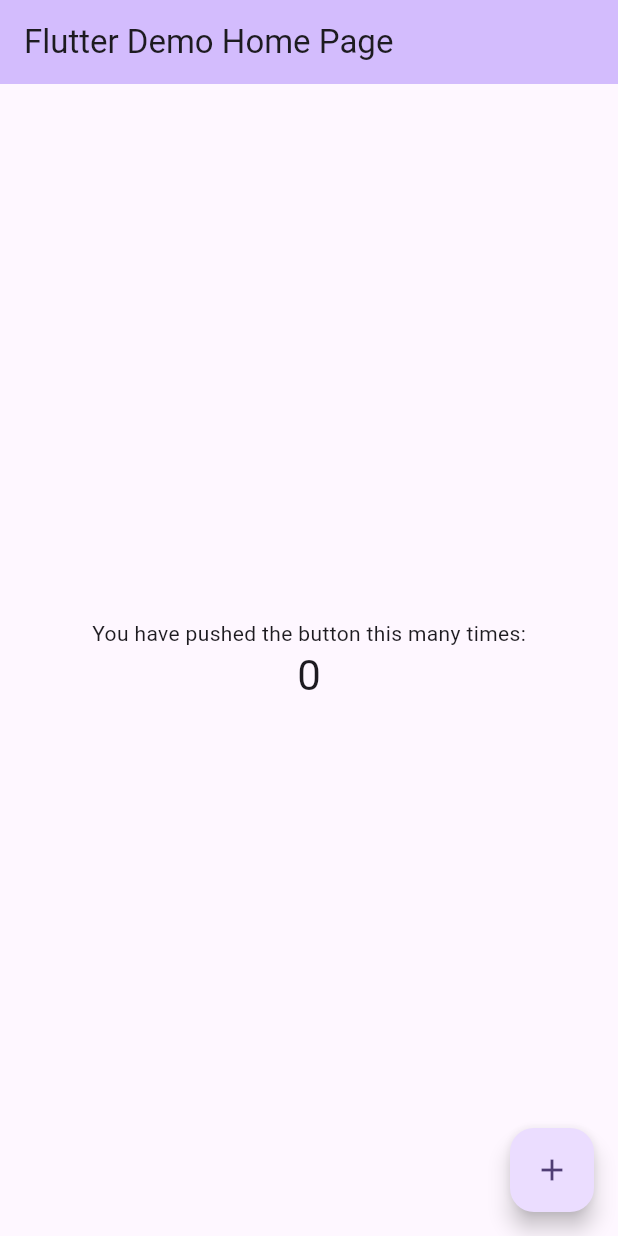
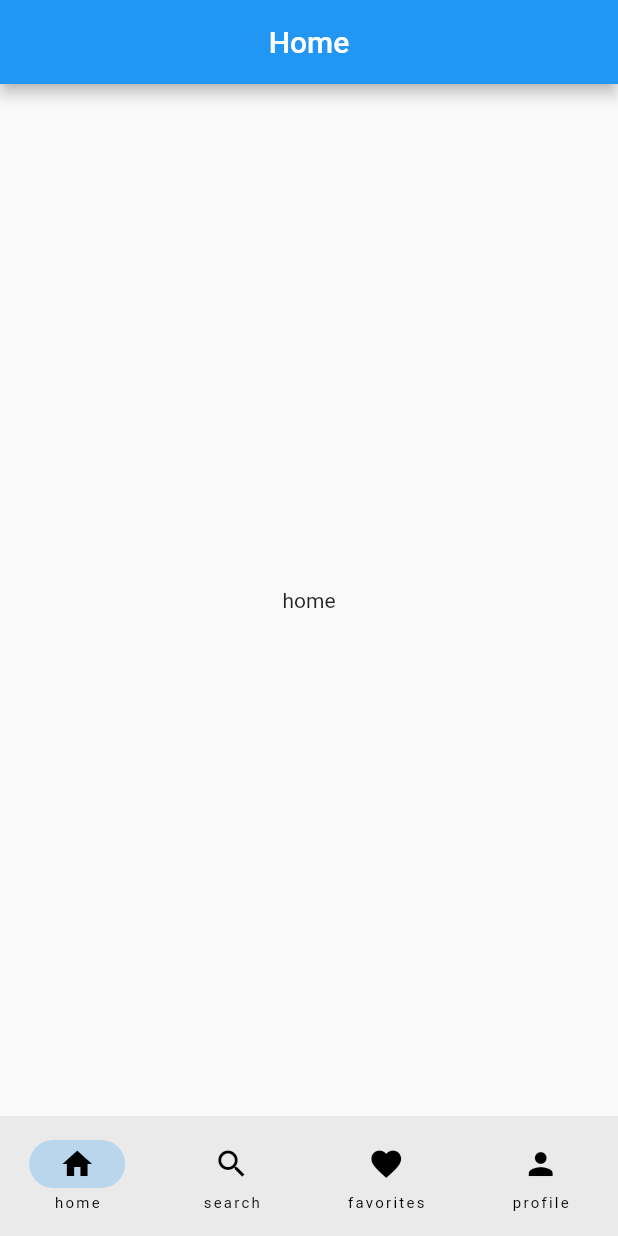
Before and after one commit to AgilesEzGym/MobileApp, a Flutter app: the screen it shows after launch, on a phone screen of 412 x 824 dp. Run offline on Flutter 3.47's test engine with Material 2 defaults, Android fonts, the phone set to English and light mode, and no system bars.

Commit message:
navbar done

```diff
--- a/lib/main.dart
+++ b/lib/main.dart
@@ -1,3 +1,5 @@
+import 'package:ezgym/screens/home.dart';
+import 'package:ezgym/widgets/nav.dart';
 import 'package:flutter/material.dart';
 
 void main() {
@@ -10,116 +12,8 @@ class MyApp extends StatelessWidget {
   // This widget is the root of your application.
   @override
   Widget build(BuildContext context) {
-    return MaterialApp(
-      title: 'Flutter Demo',
-      theme: ThemeData(
-        // This is the theme of your application.
-        //
-        // TRY THIS: Try running your application with "flutter run". You'll see
-        // the application has a blue toolbar. Then, without quitting the app,
-        // try changing the seedColor in the colorScheme below to Colors.green
-        // and then invoke "hot reload" (save your changes or press the "hot
-        // reload" button in a Flutter-supported IDE, or press "r" if you used
-        // the command line to start the app).
-        //
-        // Notice that the counter didn't reset back to zero; the application
-        // state is not lost during the reload. To reset the state, use hot
-        // restart instead.
-        //
-        // This works for code too, not just values: Most code changes can be
-        // tested with just a hot reload.
-        colorScheme: ColorScheme.fromSeed(seedColor: Colors.deepPurple),
-        useMaterial3: true,
-      ),
-      home: const MyHomePage(title: 'Flutter Demo Home Page'),
+    return const MaterialApp(
+        home: Nav()
     );
   }
 }
-
-class MyHomePage extends StatefulWidget {
-  const MyHomePage({super.key, required this.title});
-
-  // This widget is the home page of your application. It is stateful, meaning
-  // that it has a State object (defined below) that contains fields that affect
-  // how it looks.
-
-  // This class is the configuration for the state. It holds the values (in this
-  // case the title) provided by the parent (in this case the App widget) and
-  // used by the build method of the State. Fields in a Widget subclass are
-  // always marked "final".
-
-  final String title;
-
-  @override
-  State<MyHomePage> createState() => _MyHomePageState();
-}
-
-class _MyHomePageState extends State<MyHomePage> {
-  int _counter = 0;
-
-  void _incrementCounter() {
-    setState(() {
-      // This call to setState tells the Flutter framework that something has
-      // changed in this State, which causes it to rerun the build method below
-      // so that the display can reflect the updated values. If we changed
-      // _counter without calling setState(), then the build method would not be
-      // called again, and so nothing would appear to happen.
-      _counter++;
-    });
-  }
-
-  @override
-  Widget build(BuildContext context) {
-    // This method is rerun every time setState is called, for instance as done
-    // by the _incrementCounter method above.
-    //
-    // The Flutter framework has been optimized to make rerunning build methods
-    // fast, so that you can just rebuild anything that needs updating rather
-    // than having to individually change instances of widgets.
-    return Scaffold(
-      appBar: AppBar(
-        // TRY THIS: Try changing the color here to a specific color (to
-        // Colors.amber, perhaps?) and trigger a hot reload to see the AppBar
-        // change color while the other colors stay the same.
-        backgroundColor: Theme.of(context).colorScheme.inversePrimary,
-        // Here we take the value from the MyHomePage object that was created by
-        // the App.build method, and use it to set our appbar title.
-        title: Text(widget.title),
-      ),
-      body: Center(
-        // Center is a layout widget. It takes a single child and positions it
-        // in the middle of the parent.
-        child: Column(
-          // Column is also a layout widget. It takes a list of children and
-          // arranges them vertically. By default, it sizes itself to fit its
-          // children horizontally, and tries to be as tall as its parent.
-          //
-          // Column has various properties to control how it sizes itself and
-          // how it positions its children. Here we use mainAxisAlignment to
-          // center the children vertically; the main axis here is the vertical
-          // axis because Columns are vertical (the cross axis would be
-          // horizontal).
-          //
-          // TRY THIS: Invoke "debug painting" (choose the "Toggle Debug Paint"
-          // action in the IDE, or press "p" in the console), to see the
-          // wireframe for each widget.
-          mainAxisAlignment: MainAxisAlignment.center,
-          children: <Widget>[
-            const Text(
-              'You have pushed the button this many times:',
-            ),
-            Text(
-              '$_counter',
-              style: Theme.of(context).textTheme.headlineMedium,
-            ),
-          ],
-        ),
-      ),
-      floatingActionButton: FloatingActionButton(
-        onPressed: _incrementCounter,
-        tooltip: 'Increment',
-        child: const Icon(Icons.add),
-      ), // This trailing comma makes auto-formatting nicer for build methods.
-    );
-  }
-}
--- /dev/null
+++ b/lib/screens/home.dart
@@ -0,0 +1,24 @@
+import 'package:flutter/material.dart';
+
+class Home extends StatefulWidget {
+  const Home({Key? key}) : super(key: key);
+
+  @override
+  _HomeState createState() => _HomeState();
+}
+
+class _HomeState extends State<Home> {
+  @override
+  Widget build(BuildContext context) {
+    return Scaffold(
+      appBar: AppBar(
+        title: const Text('Home'),
+        centerTitle: true,
+      ),
+      body: Container(
+        alignment: Alignment.center,
+        child: const Text('home'),
+      ),
+    );
+  }
+}
--- /dev/null
+++ b/lib/screens/profile.dart
@@ -0,0 +1,24 @@
+import 'package:flutter/material.dart';
+
+class Profile extends StatefulWidget {
+  const Profile({Key? key}) : super(key: key);
+
+  @override
+  _ProfileState createState() => _ProfileState();
+}
+
+class _ProfileState extends State<Profile> {
+  @override
+  Widget build(BuildContext context) {
+    return Scaffold(
+      appBar: AppBar(
+        title: const Text('Profile'),
+        centerTitle: true,
+      ),
+      body: Container(
+        alignment: Alignment.center,
+        child: const Text('profile'),
+      ),
+    );
+  }
+}
--- /dev/null
+++ b/lib/screens/search.dart
@@ -0,0 +1,24 @@
+import 'package:flutter/material.dart';
+
+class Search extends StatefulWidget {
+  const Search({Key? key}) : super(key: key);
+
+  @override
+  _SearchState createState() => _SearchState();
+}
+
+class _SearchState extends State<Search> {
+  @override
+  Widget build(BuildContext context) {
+    return Scaffold(
+      appBar: AppBar(
+        title: const Text('Search'),
+        centerTitle: true,
+      ),
+      body: Container(
+        alignment: Alignment.center,
+        child: const Text('search'),
+      ),
+    );
+  }
+}
--- /dev/null
+++ b/lib/widgets/nav.dart
@@ -0,0 +1,41 @@
+import 'package:ezgym/screens/favorites.dart';
+import 'package:ezgym/screens/home.dart';
+import 'package:ezgym/screens/profile.dart';
+import 'package:ezgym/screens/search.dart';
+import 'package:flutter/material.dart';
+
+class Nav extends StatefulWidget {
+  const Nav({Key? key}) : super(key: key);
+
+  @override
+  _NavState createState() => _NavState();
+}
+
+class _NavState extends State<Nav> {
+  int currentPageIndex = 0;
+  @override
+  Widget build(BuildContext context) {
+    return Scaffold(
+      bottomNavigationBar: NavigationBar(
+        onDestinationSelected: (int index){
+          setState(() {
+            currentPageIndex = index;
+          });
+        },
+        selectedIndex: currentPageIndex,
+        destinations: const<Widget>[
+          NavigationDestination(icon: Icon(Icons.home), label: 'home'),
+          NavigationDestination(icon: Icon(Icons.search), label: 'search'),
+          NavigationDestination(icon: Icon(Icons.favorite), label: 'favorites'),
+          NavigationDestination(icon: Icon(Icons.person), label: 'profile')
+        ],
+      ),
+      body: <Widget>[
+        Home(),
+        Search(),
+        Favourites(),
+        Profile()
+      ][currentPageIndex],
+    );
+  }
+}
--- a/pubspec.yaml
+++ b/pubspec.yaml
@@ -35,6 +35,7 @@ dependencies:
   # The following adds the Cupertino Icons font to your application.
   # Use with the CupertinoIcons class for iOS style icons.
   cupertino_icons: ^1.0.2
+  http: ^1.1.0
 
 dev_dependencies:
   flutter_test:
```
Also changed, not shown: lib/screens/favorites.dart (added, +24 -0 lines), lib/models/temp2.dart (added), lib/services/temp.dart (added), pubspec.lock.
